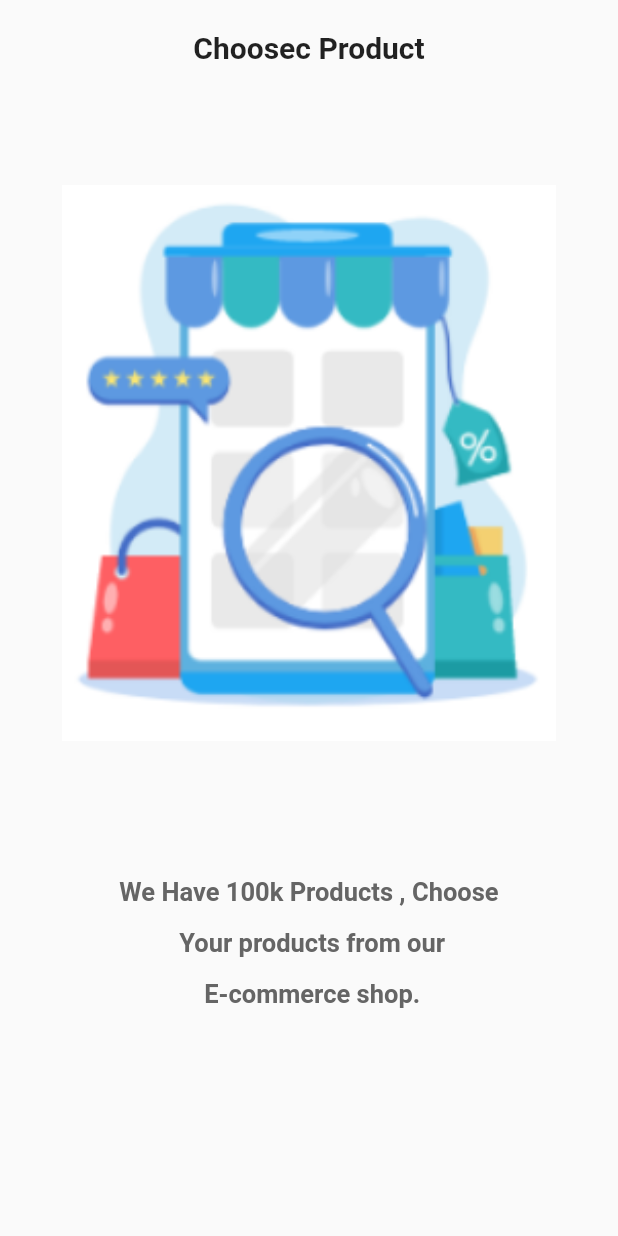
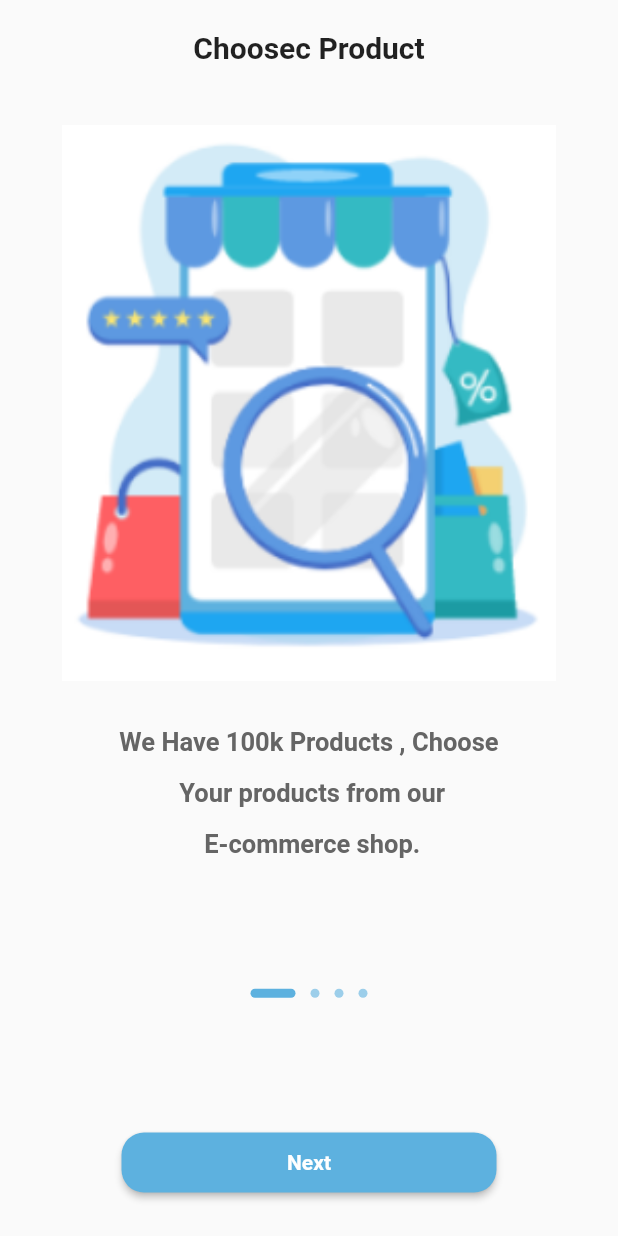
Before and after one commit to Fahad-salman/ecommerce-app-store1, a Flutter app: the screen it shows after launch, on a phone screen of 412 x 824 dp. Run offline on Flutter 3.47's test engine with Material 2 defaults, Android fonts, the phone set to English and light mode, and no system bars; our stand-ins replace get.

Commit message:
Update on (onboarding screen).  Create custom slider ,custom Dot , custom button

```diff
--- a/lib/core/constant/color.dart
+++ b/lib/core/constant/color.dart
@@ -2,4 +2,5 @@ import 'package:flutter/material.dart';
 
 class AppColor{
   static const Color grey = Color.fromARGB(255, 101, 101, 101);
+  static const Color PrimaryColor = Color(0xff5DB1DF);
 }
--- a/lib/view/screen/onboarding.dart
+++ b/lib/view/screen/onboarding.dart
@@ -1,50 +1,39 @@
 import 'package:flutter/material.dart';
-import 'package:flutter_application_2/core/constant/color.dart';
-import 'package:flutter_application_2/data/datasource/static/static.dart';
+// import 'package:flutter_application_2/core/constant/color.dart';
+// import 'package:flutter_application_2/data/datasource/static/static.dart';
+import 'package:flutter_application_2/view/widget/onboarding/custombutton.dart';
+import 'package:flutter_application_2/view/widget/onboarding/customslider.dart';
+import 'package:flutter_application_2/view/widget/onboarding/dotcontroller.dart';
 import 'package:get/get.dart';
+// import 'package:get/get.dart';
 
 class OnBoarding extends StatelessWidget {
-  const OnBoarding({Key? key}) : super(key: key);
+   OnBoarding({Key? key}) : super(key: key);
+ static RxInt currentStep = RxInt(0);
+ static late PageController pageController = PageController(initialPage: 0,);
+
 
   @override
   Widget build(BuildContext context) {
     return SafeArea(
       child: Scaffold(
-        body: PageView.builder(
-            itemCount: onBoardingList.length,
-            itemBuilder: ((context, i) => Column(
-                  children: [
-                    SizedBox(height: 20,),
-                    Text(
-                      onBoardingList[i].title!,
-                      style: const TextStyle(
-                          fontWeight: FontWeight.bold, fontSize: 20),
-                    ),
-                    SizedBox(
-                      height: 80,
-                    ),
-                    Image.asset(onBoardingList[i].image!,
-                    width: Get.width*0.8,
-                    height: Get.height*0.45,
-                    fit: BoxFit.cover,
-                    ),
-                    SizedBox(
-                      height: 80,
-                    ),
-                    Container(
-                        width: double.infinity,
-                        alignment: Alignment.center,
-                        child: Text(
-                          onBoardingList[i].body!,
-                          textAlign: TextAlign.center,
-                          style:const TextStyle(height: 2,
-                          color: AppColor.grey,
-                          fontWeight: FontWeight.bold,
-                          fontSize: 17,
-                          ),
-                        )),
-                  ],
-                ))),
+        body: Column(children: [
+          const Expanded(
+            flex: 4,
+            child: CustomSliderOnboarding(),
+          ),
+          Expanded(
+              flex: 1,
+              child: Column(
+                children: const [
+                  CustomDotOnBording(),
+                  Spacer(
+                    flex: 2,
+                  ),
+                  CustomButtonOnBording(),
+                ],
+              ))
+        ]),
       ),
     );
   }
--- /dev/null
+++ b/lib/view/widget/onboarding/custombutton.dart
@@ -0,0 +1,35 @@
+import 'package:flutter/material.dart';
+import 'package:flutter_application_2/core/constant/color.dart';
+import 'package:flutter_application_2/data/datasource/static/static.dart';
+import 'package:flutter_application_2/view/screen/onboarding.dart';
+
+class CustomButtonOnBording extends StatelessWidget {
+  const CustomButtonOnBording({Key? key}) : super(key: key);
+
+  @override
+  Widget build(BuildContext context) {
+    return Container(
+                    margin: EdgeInsets.only(bottom: 25),
+                    child: MaterialButton(
+                      shape: RoundedRectangleBorder(borderRadius: BorderRadius.circular(15)),
+                      color: AppColor.PrimaryColor,
+                      height: 40,
+                      // padding: EdgeInsets.symmetric(vertical: 100 , horizontal: 4),
+                      minWidth: 250,
+                      onPressed: () {
+                        if(OnBoarding.currentStep.value < onBoardingList.length - 1){
+                        OnBoarding.currentStep.value++;
+                        OnBoarding.pageController.animateToPage( OnBoarding.currentStep.value, duration: const Duration(milliseconds: 900), curve: Curves.linear);
+                        }
+                      },
+                      child: const Text(
+                        "Next",
+                        style: TextStyle(
+                          color: Colors.white,
+                          fontWeight: FontWeight.bold,
+                        ),
+                      ),
+                    ),
+                  );
+  }
+}
--- /dev/null
+++ b/lib/view/widget/onboarding/customslider.dart
@@ -0,0 +1,56 @@
+import 'package:flutter/material.dart';
+import 'package:flutter_application_2/core/constant/color.dart';
+import 'package:flutter_application_2/data/datasource/static/static.dart';
+import 'package:flutter_application_2/view/screen/onboarding.dart';
+import'package:get/get.dart';
+
+class CustomSliderOnboarding extends StatelessWidget {
+  const CustomSliderOnboarding({Key? key}) : super(key: key);
+
+  @override
+  Widget build(BuildContext context) {
+    return PageView.builder(
+      controller: OnBoarding.pageController,
+                itemCount: onBoardingList.length,
+                onPageChanged: (index){
+                  OnBoarding.currentStep.value = index;
+                },
+                itemBuilder: ((context, i) => Column(
+                      children: [
+                        const SizedBox(
+                          height: 20,
+                        ),
+                        Text(
+                          onBoardingList[i].title!,
+                          style: const TextStyle(
+                              fontWeight: FontWeight.bold, fontSize: 20),
+                        ),
+                        const SizedBox(
+                          height: 40,
+                        ),
+                        Image.asset(
+                          onBoardingList[i].image!,
+                          width: Get.width * 0.8,
+                          height: Get.height * 0.45,
+                          fit: BoxFit.cover,
+                        ),
+                        const SizedBox(
+                          height: 20,
+                        ),
+                        Container(
+                            width: double.infinity,
+                            alignment: Alignment.center,
+                            child: Text(
+                              onBoardingList[i].body!,
+                              textAlign: TextAlign.center,
+                              style: const TextStyle(
+                                height: 2,
+                                color: AppColor.grey,
+                                fontWeight: FontWeight.bold,
+                                fontSize: 17,
+                              ),
+                            )),
+                      ],
+                    )));
+  }
+}
--- /dev/null
+++ b/lib/view/widget/onboarding/dotcontroller.dart
@@ -0,0 +1,35 @@
+import 'package:flutter/material.dart';
+import 'package:flutter_application_2/core/constant/color.dart';
+import 'package:flutter_application_2/data/datasource/static/static.dart';
+import 'package:flutter_application_2/view/screen/onboarding.dart';
+import 'package:get/get.dart';
+
+class CustomDotOnBording extends GetView {
+  const CustomDotOnBording({Key? key}) : super(key: key);
+
+  @override
+  Widget build(BuildContext context) {
+    return Obx(
+       () {
+        return Row(
+                        mainAxisAlignment: MainAxisAlignment.center,
+                        children: [
+                          ...List.generate(
+                              onBoardingList.length,
+                              (index) => AnimatedContainer(
+                                    margin:
+                                    const EdgeInsets.symmetric(horizontal: 5),
+                                    duration: const Duration(milliseconds: 900),
+                                    width:OnBoarding.currentStep.value == index? 30 : 6,
+                                    height: 6,
+                                    decoration: BoxDecoration(
+                                      color:OnBoarding.currentStep.value == index? AppColor.PrimaryColor : AppColor.PrimaryColor.withOpacity(.6),
+                                      borderRadius: BorderRadius.circular(10),
+                                    ),
+                                  )),
+                        ],
+                      );
+      }
+    );
+  }
+}
```
